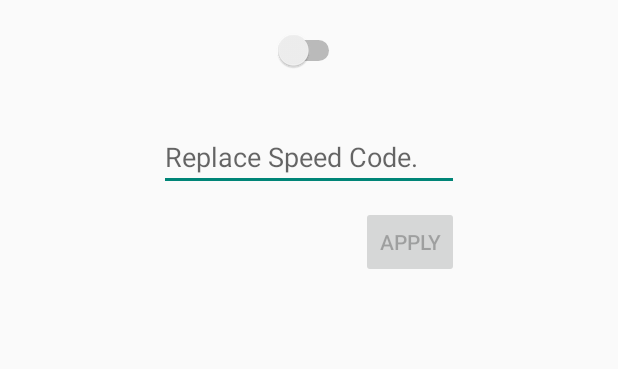
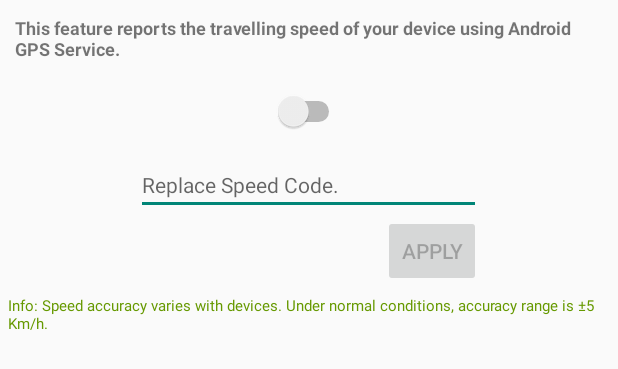
Before and after one commit to codebasepk/TrackBuddy, an Android app: the layout dialog_three.xml on its own in the app's theme, with its tools: preview values and no code run, on a phone screen of 412 x 824 dp. Shown: the top 369 px of the screen. Run offline under Robolectric (Android 15) with nearby library versions, the phone set to English and light mode, and no system bars.

Commit message:
Dialog UI improved. Reply messages improved. Logs added.

```diff
--- a/app/src/main/java/com/byteshaft/trackbuddy/MainActivity.java
+++ b/app/src/main/java/com/byteshaft/trackbuddy/MainActivity.java
@@ -148,7 +148,7 @@ public class MainActivity extends ActionBarActivity implements ListView.OnItemCl
             case 1:
                 RelativeLayout sirenRelativeLayout = (RelativeLayout) layoutInflater.inflate(R.layout.dialog_two, null);
                 final Switch sirenSwitch = (Switch) sirenRelativeLayout.findViewById(R.id.switchSiren);
-                boolean sirenPref = preferences.getBoolean("sirenPreference", true);
+                boolean sirenPref = preferences.getBoolean("sirenPreference", false);
                 sirenSwitch.setChecked(sirenPref);
                 sirenSwitch.setOnCheckedChangeListener(this);
 
--- a/app/src/main/res/layout/dialog_three.xml
+++ b/app/src/main/res/layout/dialog_three.xml
@@ -6,18 +6,27 @@
     android:orientation="vertical"
     android:background="@color/background_material_light">
 
+    <TextView
+        android:id="@+id/speedInfo"
+        android:layout_width="wrap_content"
+        android:layout_height="wrap_content"
+        android:layout_margin="10dp"
+        android:layout_centerHorizontal="true"
+        android:textStyle="bold"
+        android:text="This feature reports the travelling speed of your device using Android GPS Service."
+        android:textSize="12dp"/>
+
     <Switch
-        android:layout_marginTop="20dp"
+        android:layout_below="@+id/speedInfo"
+        android:layout_marginTop="10dp"
         android:layout_width="wrap_content"
         android:layout_height="wrap_content"
         android:layout_centerHorizontal="true"
-        android:id="@+id/switchSpeed" />
+        android:id="@+id/switchSpeed"/>
 
     <EditText
-        android:layout_marginTop="40dp"
-        android:layout_marginLeft="30dp"
-        android:layout_marginRight="30dp"
-        android:layout_width="200dp"
+        android:layout_marginTop="15dp"
+        android:layout_width="230dp"
         android:layout_height="40dp"
         android:longClickable="false"
         android:cursorVisible="false"
@@ -26,14 +35,13 @@
         android:layout_below="@+id/switchSpeed"
         android:layout_centerHorizontal="true"
         android:hint="Replace Speed Code."
-        android:id="@+id/editTextSpeed" />
+        android:textSize="14dp"
+        android:id="@+id/editTextSpeed"/>
 
     <Button
         style="?android:attr/buttonStyleSmall"
         android:layout_width="wrap_content"
         android:layout_height="wrap_content"
-        android:layout_marginTop="10dp"
-        android:layout_marginBottom="10dp"
         android:text="Apply"
         android:id="@+id/applyButtonSpeed"
         android:layout_below="@+id/editTextSpeed"
@@ -41,4 +49,14 @@
         android:layout_alignEnd="@+id/editTextSpeed"
         android:enabled="false"/>
 
+    <TextView
+        android:layout_below="@+id/applyButtonSpeed"
+        android:layout_width="wrap_content"
+        android:layout_height="wrap_content"
+        android:layout_centerHorizontal="true"
+        android:layout_margin="5dp"
+        android:textColor="#669900"
+        android:textSize="10dp"
+        android:text="Info: Speed accuracy varies with devices. Under normal conditions, accuracy range is ±5 Km/h."/>
+
 </RelativeLayout>
```
Also changed, not shown: app/src/main/java/com/byteshaft/trackbuddy/LocationService.java (+9 -7 lines), app/src/main/java/com/byteshaft/trackbuddy/SMSManager.java (+27 -15 lines), app/src/main/res/layout/activity_main.xml (+7 -5 lines), app/src/main/res/layout/dialog_one.xml (+25 -6 lines), app/src/main/res/layout/dialog_two.xml (+29 -11 lines).
